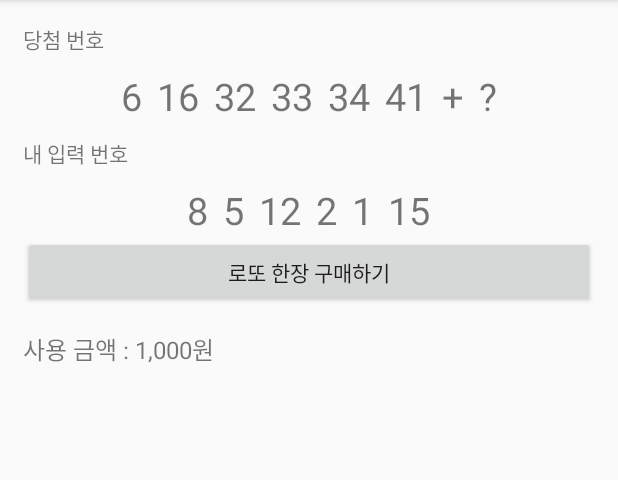
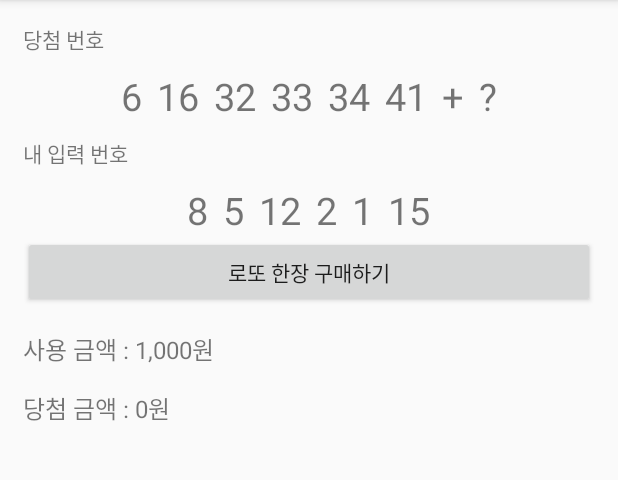
Before and after one commit to korea1244ss/FinalProject_02_LottoSimulator, an Android app: the screen it shows after launch (MainActivity), after a tap on "로또 한장 구매하기", on a phone screen of 412 x 824 dp, the part 84-564 px from its top. Run offline under Robolectric (Android 15) with nearby library versions, the phone set to English and light mode, and no system bars; our stand-ins replace data binding.

Commit message:
당첨 금액 화면 반영  - 1. 3.4등 구현

```diff
--- a/app/src/main/java/kr/uk/dh/finalproject_02_lottosimulator/MainActivity.java
+++ b/app/src/main/java/kr/uk/dh/finalproject_02_lottosimulator/MainActivity.java
@@ -22,6 +22,7 @@ public class MainActivity extends BaseActivity {
 
     int[] myLottoNumaArr = { 8, 5, 12,2 , 15};
     long useMoneyAmount = 0;
+    long winMoneyAmount = 0;
 
     ActivityMainBinding binding = null;
 
@@ -174,16 +175,27 @@ public class MainActivity extends BaseActivity {
 //        correctCount의 값에 따라 등수를 판정.
         if (correctCount == 6) {
 //            1등
+            winMoneyAmount += 1600000000;
         }
         else if (correctCount == 5) {
 //            2등 / 3등 재검사 필요 => 보너스 번호를 맞췄는지
         }
         else if (correctCount == 4) {
+            winMoneyAmount += 50000;
         }
         else if (correctCount == 3) {
+            useMoneyAmount -= 5000;
         }
         else {
 //            꽝!
         }
+
+
+
+
+
+//        당첨금액 텍스트에도 반영
+        binding.winMoneyTxt.setText(String.format("당첨 금액 : %,d원", winMoneyAmount));
+
     }
 }
--- a/app/src/main/res/layout/activity_main.xml
+++ b/app/src/main/res/layout/activity_main.xml
@@ -140,6 +140,13 @@
             android:layout_marginTop="15dp"
             android:textSize="16sp"
             android:text="사용금액 : 0원"/>
+        <TextView
+            android:id="@+id/winMoneyTxt"
+            android:layout_width="wrap_content"
+            android:layout_height="wrap_content"
+            android:textSize="16sp"
+            android:layout_marginTop="15dp"
+            android:text="당첨금액 : 0원"/>
 
 
     </LinearLayout>
```
